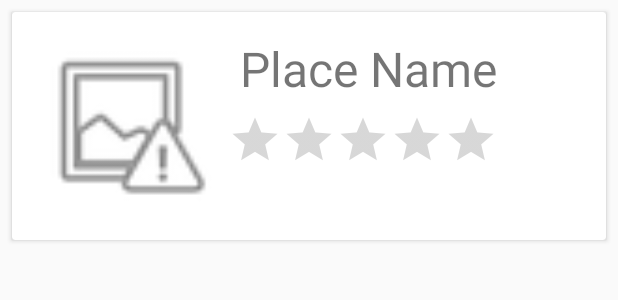
After one commit to poohhh/HashTravel, an Android app: the layout hotplace_item.xml on its own in the app's theme, with its tools: preview values and no code run, on a phone screen of 412 x 824 dp. The commit adds this screen. Shown: the top 300 px of the screen. Run offline under Robolectric (Android 15) with nearby library versions, the phone set to English and light mode, and no system bars.

Commit message:
아이템뷰 추가

```diff
--- a/app/build.gradle
+++ b/app/build.gradle
@@ -27,4 +27,5 @@ dependencies {
     testImplementation 'junit:junit:4.12'
     androidTestImplementation 'com.android.support.test:runner:1.0.2'
     androidTestImplementation 'com.android.support.test.espresso:espresso-core:3.0.2'
+    implementation 'com.android.support:recyclerview-v7:28.0.0'
 }
--- a/app/src/main/java/edu/android/hashtravel/HotPlaceFragment.java
+++ b/app/src/main/java/edu/android/hashtravel/HotPlaceFragment.java
@@ -2,7 +2,9 @@ package edu.android.hashtravel;
 
 
 import android.os.Bundle;
+import android.support.annotation.Nullable;
 import android.support.v4.app.Fragment;
+import android.support.v7.widget.RecyclerView;
 import android.view.LayoutInflater;
 import android.view.View;
 import android.view.ViewGroup;
@@ -13,6 +15,7 @@ import android.view.ViewGroup;
  */
 public class HotPlaceFragment extends Fragment {
 
+    private RecyclerView recyclerView;
 
     public HotPlaceFragment() {
         // Required empty public constructor
@@ -23,7 +26,13 @@ public class HotPlaceFragment extends Fragment {
     public View onCreateView(LayoutInflater inflater, ViewGroup container,
                              Bundle savedInstanceState) {
         // Inflate the layout for this fragment
-        return inflater.inflate(R.layout.fragment_hot_place, container, false);
+        View view = inflater.inflate(R.layout.fragment_hot_place, container, false);
+
+        recyclerView = view.findViewById(R.id.recyclerView);
+        recyclerView.setHasFixedSize(true);
+
+        return view;
     }
 
+
 }
--- a/app/src/main/res/layout/fragment_hot_place.xml
+++ b/app/src/main/res/layout/fragment_hot_place.xml
@@ -3,12 +3,11 @@
     xmlns:tools="http://schemas.android.com/tools"
     android:layout_width="match_parent"
     android:layout_height="match_parent"
-    tools:context=".HotPlaceFragment">
+    tools:context=".HotPlaceFragment" >
 
-    <!-- TODO: Update blank fragment layout -->
-    <TextView
+    <android.support.v7.widget.RecyclerView
+        android:id="@+id/recyclerView"
         android:layout_width="match_parent"
         android:layout_height="match_parent"
-        android:text="@string/hello_blank_fragment" />
-
+        android:layout_margin="8dp"/>
 </FrameLayout>
--- /dev/null
+++ b/app/src/main/res/layout/hotplace_item.xml
@@ -0,0 +1,45 @@
+<?xml version="1.0" encoding="utf-8"?>
+<android.support.v7.widget.CardView xmlns:android="http://schemas.android.com/apk/res/android"
+    xmlns:app="http://schemas.android.com/apk/res-auto"
+    android:layout_width="match_parent"
+    android:layout_height="wrap_content"
+    android:layout_margin="8dp">
+
+    <LinearLayout
+        android:layout_width="match_parent"
+        android:layout_height="wrap_content"
+        android:layout_margin="8dp"
+        android:orientation="horizontal">
+
+        <ImageView
+            android:id="@+id/placeImageView"
+            android:layout_width="120dp"
+            android:layout_height="120dp"
+            android:layout_margin="8dp"
+            app:srcCompat="@android:drawable/ic_menu_report_image" />
+
+        <LinearLayout
+            android:layout_width="match_parent"
+            android:layout_height="wrap_content"
+            android:orientation="vertical">
+
+            <TextView
+                android:id="@+id/placeTextName"
+                android:layout_width="match_parent"
+                android:layout_height="wrap_content"
+                android:text="Place Name"
+                android:textSize="32sp"
+                android:layout_margin="8dp"/>
+
+            <RatingBar
+                android:id="@+id/ratingBar"
+                style="@style/Widget.AppCompat.RatingBar.Indicator"
+                android:layout_width="wrap_content"
+                android:layout_height="wrap_content"
+                android:numStars="5"
+                android:stepSize="0.5" />
+
+        </LinearLayout>
+
+    </LinearLayout>
+</android.support.v7.widget.CardView>
```
